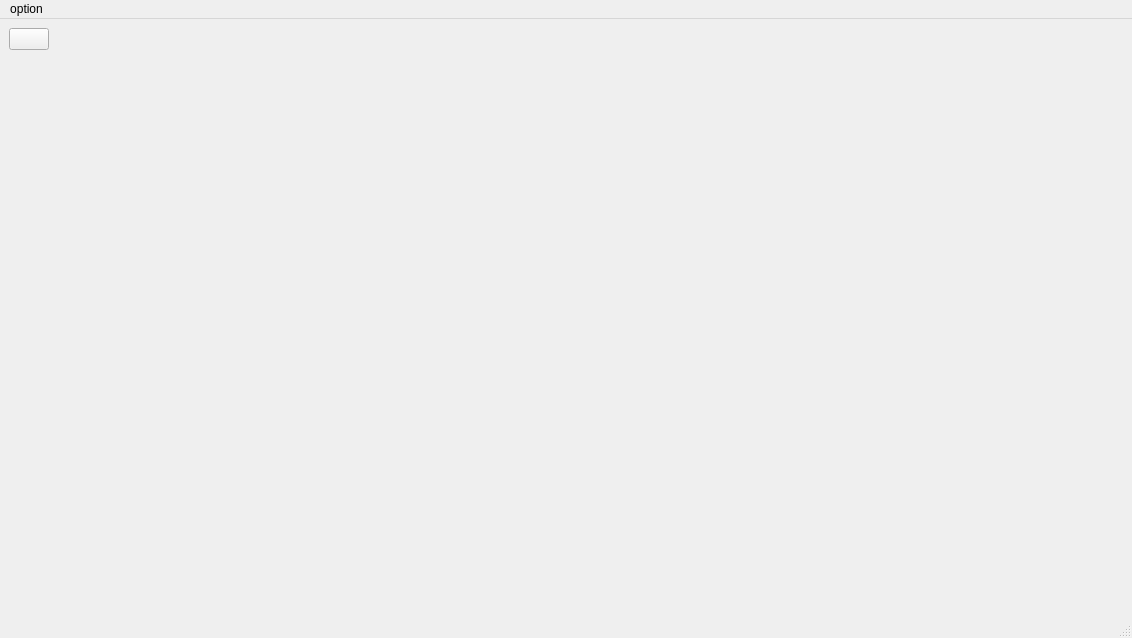
First picture: the form in src/template_gui_package/include/template_gui_package/hello_gui.ui, repository AliJohn5/GUI_gor_RC, before the edit.
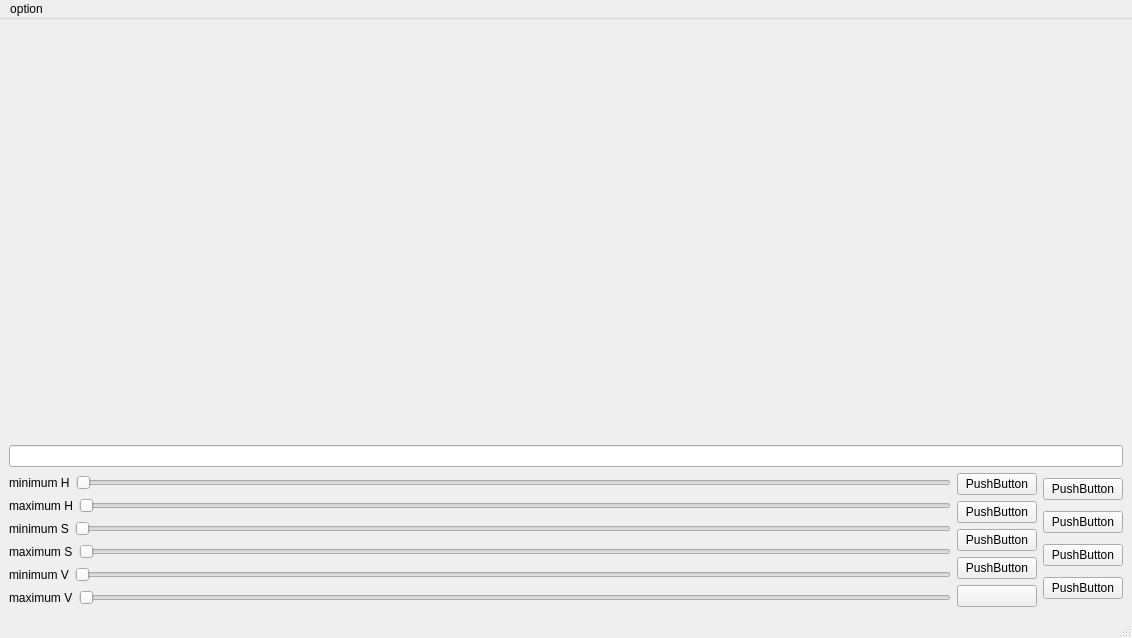
Second picture: the form after the edit. Icons and pictures are not drawn.

Commit message: camera good code

The edit to the form file:
```diff
--- a/src/template_gui_package/include/template_gui_package/hello_gui.ui
+++ b/src/template_gui_package/include/template_gui_package/hello_gui.ui
@@ -17,8 +17,8 @@
    <string notr="true">border-image: url(:/new/prefix1/back.jpg);</string>
   </property>
   <widget class="QWidget" name="centralwidget">
-   <layout class="QGridLayout" name="gridLayout_2">
-    <item row="1" column="0">
+   <layout class="QVBoxLayout" name="verticalLayout_4">
+    <item>
      <layout class="QGridLayout" name="gridLayout">
       <item row="0" column="0">
        <layout class="QHBoxLayout" name="horizontalLayout">
@@ -45,6 +45,29 @@
           </property>
          </spacer>
         </item>
+        <item>
+         <widget class="QLabel" name="frame_2_label">
+          <property name="text">
+           <string/>
+          </property>
+         </widget>
+        </item>
+        <item>
+         <spacer name="horizontalSpacer_2">
+          <property name="orientation">
+           <enum>Qt::Horizontal</enum>
+          </property>
+          <property name="sizeType">
+           <enum>QSizePolicy::Fixed</enum>
+          </property>
+          <property name="sizeHint" stdset="0">
+           <size>
+            <width>40</width>
+            <height>20</height>
+           </size>
+          </property>
+         </spacer>
+        </item>
         <item>
          <widget class="QLabel" name="label_2">
           <property name="text">
@@ -56,31 +79,217 @@
       </item>
      </layout>
     </item>
-    <item row="0" column="0">
-     <layout class="QHBoxLayout" name="horizontalLayout_2">
+    <item>
+     <spacer name="verticalSpacer">
+      <property name="orientation">
+       <enum>Qt::Vertical</enum>
+      </property>
+      <property name="sizeType">
+       <enum>QSizePolicy::Fixed</enum>
+      </property>
+      <property name="sizeHint" stdset="0">
+       <size>
+        <width>20</width>
+        <height>40</height>
+       </size>
+      </property>
+     </spacer>
+    </item>
+    <item>
+     <widget class="QLineEdit" name="lineEdit"/>
+    </item>
+    <item>
+     <layout class="QHBoxLayout" name="horizontalLayout_10">
       <item>
-       <widget class="QPushButton" name="pushButtonCamera">
-        <property name="styleSheet">
-         <string notr="true">border-image: url(:/new/prefix1/cameraicon.jpg);
+       <layout class="QVBoxLayout" name="verticalLayout">
+        <item>
+         <layout class="QHBoxLayout" name="horizontalLayout_3">
+          <item>
+           <widget class="QLabel" name="label_3">
+            <property name="text">
+             <string>minimum H</string>
+            </property>
+           </widget>
+          </item>
+          <item>
+           <widget class="QSlider" name="min_v_slider">
+            <property name="orientation">
+             <enum>Qt::Horizontal</enum>
+            </property>
+           </widget>
+          </item>
+         </layout>
+        </item>
+        <item>
+         <layout class="QHBoxLayout" name="horizontalLayout_4">
+          <item>
+           <widget class="QLabel" name="label_4">
+            <property name="text">
+             <string>maximum H</string>
+            </property>
+           </widget>
+          </item>
+          <item>
+           <widget class="QSlider" name="max_v_slider_2">
+            <property name="orientation">
+             <enum>Qt::Horizontal</enum>
+            </property>
+           </widget>
+          </item>
+         </layout>
+        </item>
+        <item>
+         <layout class="QHBoxLayout" name="horizontalLayout_5">
+          <item>
+           <widget class="QLabel" name="label_5">
+            <property name="text">
+             <string>minimum S</string>
+            </property>
+           </widget>
+          </item>
+          <item>
+           <widget class="QSlider" name="min_s_slider">
+            <property name="orientation">
+             <enum>Qt::Horizontal</enum>
+            </property>
+           </widget>
+          </item>
+         </layout>
+        </item>
+        <item>
+         <layout class="QHBoxLayout" name="horizontalLayout_6">
+          <item>
+           <widget class="QLabel" name="label_6">
+            <property name="text">
+             <string>maximum S</string>
+            </property>
+           </widget>
+          </item>
+          <item>
+           <widget class="QSlider" name="max_s_slider">
+            <property name="orientation">
+             <enum>Qt::Horizontal</enum>
+            </property>
+           </widget>
+          </item>
+         </layout>
+        </item>
+        <item>
+         <layout class="QHBoxLayout" name="horizontalLayout_7">
+          <item>
+           <widget class="QLabel" name="label_7">
+            <property name="text">
+             <string>minimum V</string>
+            </property>
+           </widget>
+          </item>
+          <item>
+           <widget class="QSlider" name="min_v_slider_2">
+            <property name="orientation">
+             <enum>Qt::Horizontal</enum>
+            </property>
+           </widget>
+          </item>
+         </layout>
+        </item>
+        <item>
+         <layout class="QHBoxLayout" name="horizontalLayout_8">
+          <item>
+           <widget class="QLabel" name="label_8">
+            <property name="text">
+             <string>maximum V</string>
+            </property>
+           </widget>
+          </item>
+          <item>
+           <widget class="QSlider" name="max_v_slider">
+            <property name="orientation">
+             <enum>Qt::Horizontal</enum>
+            </property>
+           </widget>
+          </item>
+         </layout>
+        </item>
+       </layout>
+      </item>
+      <item>
+       <layout class="QHBoxLayout" name="horizontalLayout_9">
+        <item>
+         <layout class="QVBoxLayout" name="verticalLayout_2">
+          <item>
+           <widget class="QPushButton" name="pushButton">
+            <property name="text">
+             <string>PushButton</string>
+            </property>
+           </widget>
+          </item>
+          <item>
+           <widget class="QPushButton" name="pushButton_3">
+            <property name="text">
+             <string>PushButton</string>
+            </property>
+           </widget>
+          </item>
+          <item>
+           <widget class="QPushButton" name="pushButton_2">
+            <property name="text">
+             <string>PushButton</string>
+            </property>
+           </widget>
+          </item>
+          <item>
+           <widget class="QPushButton" name="pushButton_4">
+            <property name="text">
+             <string>PushButton</string>
+            </property>
+           </widget>
+          </item>
+          <item>
+           <widget class="QPushButton" name="pushButtonCamera">
+            <property name="styleSheet">
+             <string notr="true">border-color: qlineargradient(spread:pad, x1:0, y1:0, x2:1, y2:0, stop:0 rgba(0, 0, 0, 255), stop:1 rgba(255, 255, 255, 255));
 </string>
-        </property>
-        <property name="text">
-         <string/>
-        </property>
-       </widget>
-      </item>
-      <item>
-       <spacer name="horizontalSpacer_2">
-        <property name="orientation">
-         <enum>Qt::Horizontal</enum>
-        </property>
-        <property name="sizeHint" stdset="0">
-         <size>
-          <width>40</width>
-          <height>20</height>
-         </size>
-        </property>
-       </spacer>
+            </property>
+            <property name="text">
+             <string/>
+            </property>
+           </widget>
+          </item>
+         </layout>
+        </item>
+        <item>
+         <layout class="QVBoxLayout" name="verticalLayout_3">
+          <item>
+           <widget class="QPushButton" name="pushButton_5">
+            <property name="text">
+             <string>PushButton</string>
+            </property>
+           </widget>
+          </item>
+          <item>
+           <widget class="QPushButton" name="pushButton_6">
+            <property name="text">
+             <string>PushButton</string>
+            </property>
+           </widget>
+          </item>
+          <item>
+           <widget class="QPushButton" name="pushButton_7">
+            <property name="text">
+             <string>PushButton</string>
+            </property>
+           </widget>
+          </item>
+          <item>
+           <widget class="QPushButton" name="pushButton_8">
+            <property name="text">
+             <string>PushButton</string>
+            </property>
+           </widget>
+          </item>
+         </layout>
+        </item>
+       </layout>
       </item>
      </layout>
     </item>
```
The commit also changes 78 other files.
